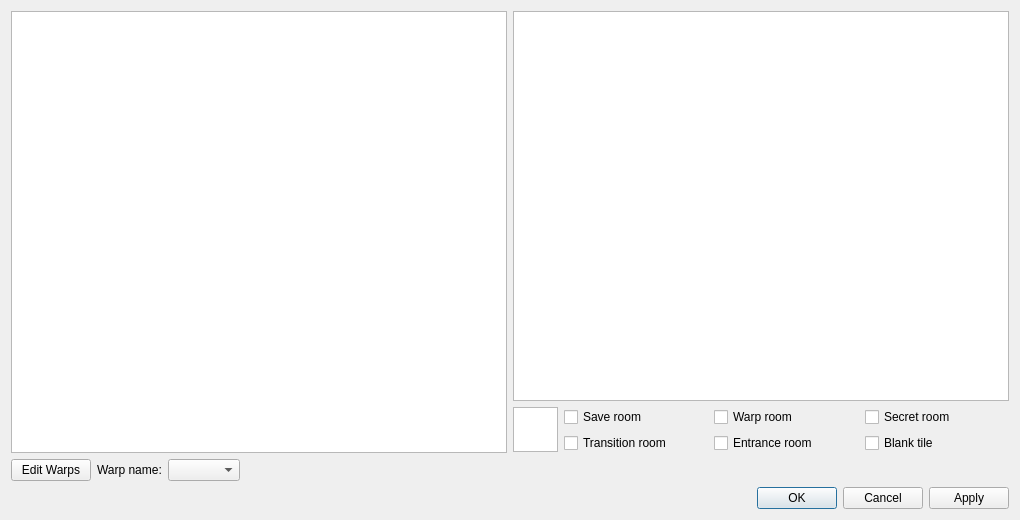
Old version of the form dsvedit/map_editor.ui in the repository LagoLunatic/DSVEdit.
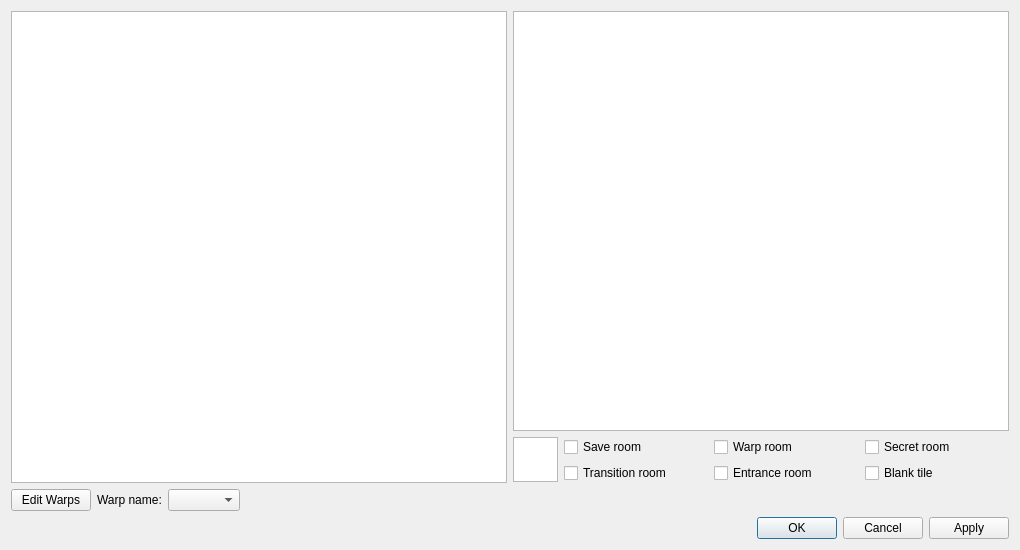
New version of the form.

Commit message: Increase map editor height slightly

```diff
--- a/dsvedit/map_editor.ui
+++ b/dsvedit/map_editor.ui
@@ -7,7 +7,7 @@
     <x>0</x>
     <y>0</y>
     <width>1020</width>
-    <height>520</height>
+    <height>550</height>
    </rect>
   </property>
   <property name="windowTitle">
```
